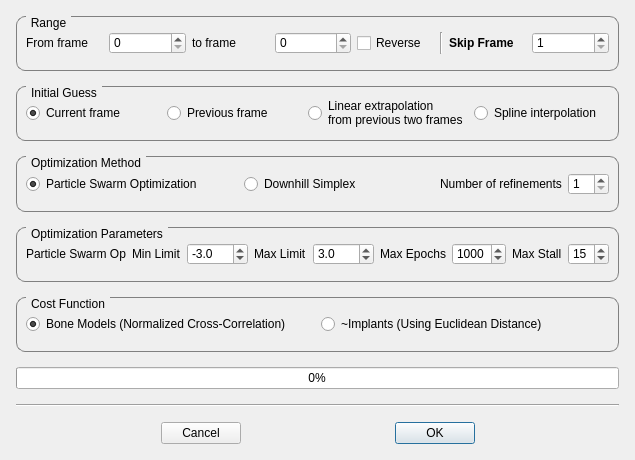
Above: autoscoper/src/ui/ui-files/TrackingOptionsDialog.ui from BrownBiomechanics/Autoscoper before the change. Below: the same form after it.
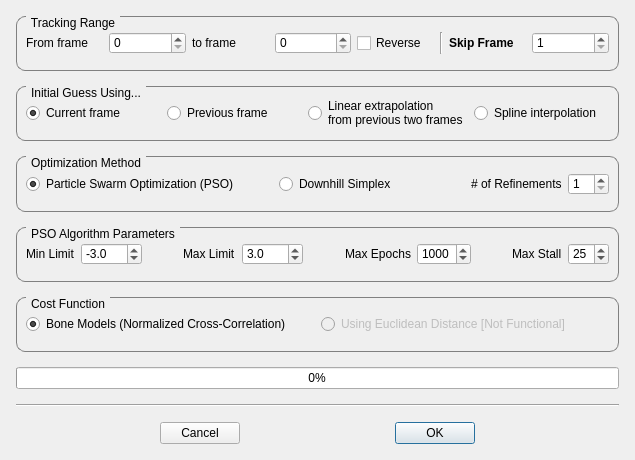
That is the form after the change.

Commit message: Renamed some parameters to make it more user-friendly. Disabled Euclidean Distance to avoid confusions.

Patch:
```diff
--- a/autoscoper/src/ui/ui-files/TrackingOptionsDialog.ui
+++ b/autoscoper/src/ui/ui-files/TrackingOptionsDialog.ui
@@ -19,7 +19,7 @@
   <property name="windowTitle">
    <string>Tracking Options</string>
   </property>
-  <layout class="QHBoxLayout" name="horizontalLayout">
+  <layout class="QVBoxLayout" name="verticalLayout">
    <item>
     <layout class="QGridLayout" name="gridLayout">
      <property name="leftMargin">
@@ -82,7 +82,7 @@
 }</string>
        </property>
        <property name="title">
-        <string>Range</string>
+        <string>Tracking Range</string>
        </property>
        <property name="flat">
         <bool>false</bool>
@@ -275,7 +275,7 @@
         <item row="1" column="8">
          <widget class="QLabel" name="label_3">
           <property name="text">
-           <string>Number of refinements</string>
+           <string># of Refinements</string>
           </property>
          </widget>
         </item>
@@ -292,7 +292,7 @@
         <item row="1" column="0">
          <widget class="QRadioButton" name="radioButton_random_search_method">
           <property name="text">
-           <string>Particle Swarm Optimization</string>
+           <string>Particle Swarm Optimization (PSO)</string>
           </property>
           <property name="checked">
            <bool>true</bool>
@@ -351,53 +351,23 @@
 }</string>
        </property>
        <property name="title">
-        <string>Optimization Parameters</string>
+        <string>PSO Algorithm Parameters</string>
        </property>
        <layout class="QGridLayout" name="gridLayout_7">
-        <item row="1" column="0">
-         <widget class="QLabel" name="label_8">
-          <property name="text">
-           <string>Particle Swarm Opt.</string>
-          </property>
-         </widget>
-        </item>
-        <item row="1" column="12">
-         <spacer name="horizontalSpacer_8">
-          <property name="orientation">
-           <enum>Qt::Horizontal</enum>
-          </property>
-          <property name="sizeHint" stdset="0">
-           <size>
-            <width>40</width>
-            <height>20</height>
-           </size>
-          </property>
-         </spacer>
-        </item>
-        <item row="1" column="4">
-         <widget class="QDoubleSpinBox" name="spinBox_min_lim">
-          <property name="decimals">
-           <number>1</number>
-          </property>
+        <item row="1" column="9">
+         <widget class="QSpinBox" name="spinBox_max_iter">
           <property name="minimum">
-           <double>-100.000000000000000</double>
+           <number>100</number>
           </property>
-          <property name="singleStep">
-           <double>0.200000000000000</double>
+          <property name="maximum">
+           <number>9999</number>
           </property>
           <property name="value">
-           <double>-3.000000000000000</double>
+           <number>1000</number>
           </property>
          </widget>
         </item>
-        <item row="1" column="13">
-         <widget class="QLabel" name="label_13">
-          <property name="text">
-           <string>Max Stall</string>
-          </property>
-         </widget>
-        </item>
-        <item row="1" column="5">
+        <item row="1" column="3">
          <spacer name="horizontalSpacer_12">
           <property name="orientation">
            <enum>Qt::Horizontal</enum>
@@ -410,27 +380,7 @@
           </property>
          </spacer>
         </item>
-        <item row="1" column="6">
-         <widget class="QLabel" name="label_10">
-          <property name="text">
-           <string>Max Limit</string>
-          </property>
-         </widget>
-        </item>
-        <item row="1" column="1">
-         <spacer name="horizontalSpacer_11">
-          <property name="orientation">
-           <enum>Qt::Horizontal</enum>
-          </property>
-          <property name="sizeHint" stdset="0">
-           <size>
-            <width>40</width>
-            <height>20</height>
-           </size>
-          </property>
-         </spacer>
-        </item>
-        <item row="1" column="2">
+        <item row="1" column="0">
          <widget class="QLabel" name="label_9">
           <property name="text">
            <string>Min Limit</string>
@@ -438,6 +388,20 @@
          </widget>
         </item>
         <item row="1" column="8">
+         <widget class="QLabel" name="label_11">
+          <property name="text">
+           <string>Max Epochs</string>
+          </property>
+         </widget>
+        </item>
+        <item row="1" column="11">
+         <widget class="QLabel" name="label_13">
+          <property name="text">
+           <string>Max Stall</string>
+          </property>
+         </widget>
+        </item>
+        <item row="1" column="6">
          <widget class="QDoubleSpinBox" name="spinBox_max_lim">
           <property name="decimals">
            <number>1</number>
@@ -456,30 +420,7 @@
           </property>
          </widget>
         </item>
-        <item row="1" column="11">
-         <widget class="QSpinBox" name="spinBox_max_iter">
-          <property name="minimum">
-           <number>100</number>
-          </property>
-          <property name="maximum">
-           <number>9999</number>
-          </property>
-          <property name="value">
-           <number>1000</number>
-          </property>
-         </widget>
-        </item>
-        <item row="1" column="14">
-         <widget class="QSpinBox" name="spinBox_stall_max">
-          <property name="minimum">
-           <number>5</number>
-          </property>
-          <property name="value">
-           <number>15</number>
-          </property>
-         </widget>
-        </item>
-        <item row="1" column="9">
+        <item row="1" column="7">
          <spacer name="horizontalSpacer_13">
           <property name="orientation">
            <enum>Qt::Horizontal</enum>
@@ -493,9 +434,48 @@
          </spacer>
         </item>
         <item row="1" column="10">
-         <widget class="QLabel" name="label_11">
+         <spacer name="horizontalSpacer_8">
+          <property name="orientation">
+           <enum>Qt::Horizontal</enum>
+          </property>
+          <property name="sizeHint" stdset="0">
+           <size>
+            <width>40</width>
+            <height>20</height>
+           </size>
+          </property>
+         </spacer>
+        </item>
+        <item row="1" column="2">
+         <widget class="QDoubleSpinBox" name="spinBox_min_lim">
+          <property name="decimals">
+           <number>1</number>
+          </property>
+          <property name="minimum">
+           <double>-100.000000000000000</double>
+          </property>
+          <property name="singleStep">
+           <double>0.200000000000000</double>
+          </property>
+          <property name="value">
+           <double>-3.000000000000000</double>
+          </property>
+         </widget>
+        </item>
+        <item row="1" column="4">
+         <widget class="QLabel" name="label_10">
           <property name="text">
-           <string>Max Epochs</string>
+           <string>Max Limit</string>
+          </property>
+         </widget>
+        </item>
+        <item row="1" column="12">
+         <widget class="QSpinBox" name="spinBox_stall_max">
+          <property name="minimum">
+           <number>5</number>
+          </property>
+          <property name="value">
+           <number>25</number>
           </property>
          </widget>
         </item>
@@ -518,7 +498,7 @@
 }</string>
        </property>
        <property name="title">
-        <string>Initial Guess</string>
+        <string>Initial Guess Using...</string>
        </property>
        <layout class="QGridLayout" name="gridLayout_3">
         <item row="0" column="0">
@@ -590,8 +570,11 @@
         </item>
         <item row="0" column="1">
          <widget class="QRadioButton" name="radioButton_implant_ncc_cf">
+          <property name="enabled">
+           <bool>false</bool>
+          </property>
           <property name="text">
-           <string>~Implants (Using Euclidean Distance)</string>
+           <string>Using Euclidean Distance [Not Functional]</string>
           </property>
          </widget>
         </item>
```
The commit also changes 1 other file.
